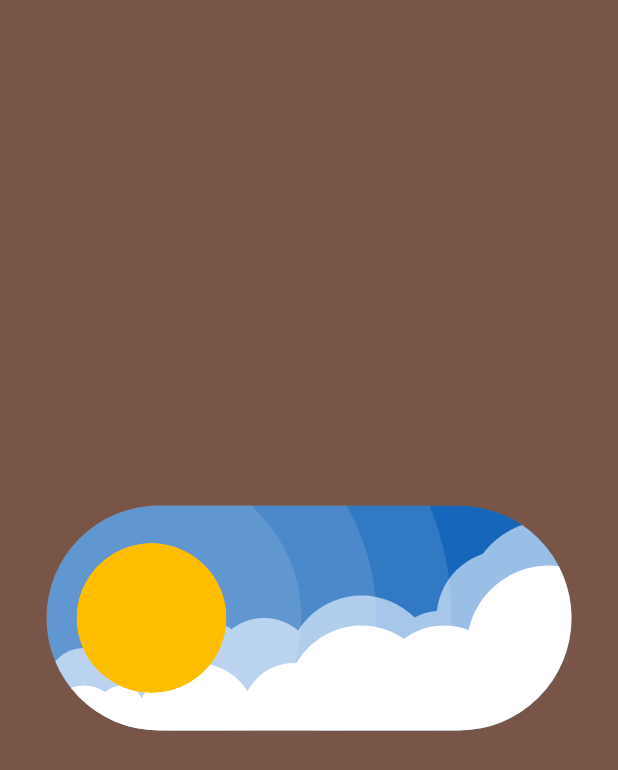
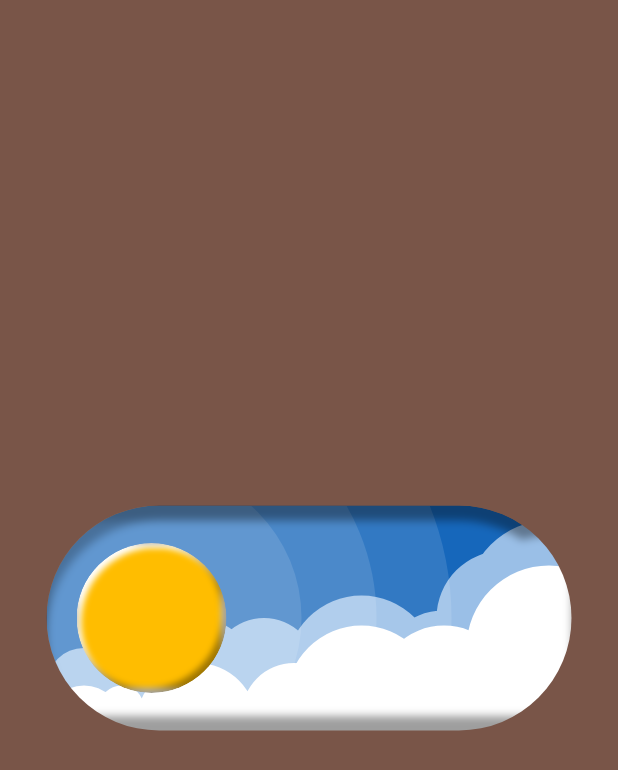
Before and after one commit to Sojourner64564/meme_switch, a Flutter app: the screen it shows after launch, on a phone screen of 412 x 824 dp. Shown: the top 770 px of the screen. Run offline on Flutter 3.47's test engine with Material 3 defaults, Android fonts, the light colour scheme and no system bars.

Commit message:
Добавлен renderObject делающий внтуреннею тень, в виджете meme_switch поля выведены в конструктор, убрано все лишнее.

```diff
--- /dev/null
+++ b/lib/inner_shadow_widget/inner_shadow_widget.dart
@@ -0,0 +1,109 @@
+import 'dart:ui';
+import 'package:flutter/material.dart';
+import 'package:flutter/rendering.dart';
+
+class InnerShadow extends SingleChildRenderObjectWidget {
+  const InnerShadow({
+    super.key,
+    this.blur = 10,
+    this.color = Colors.black38,
+    this.offset = const Offset(10, 10),
+    required Widget child,
+  }) : super(child: child);
+
+  final double blur;
+  final Color color;
+  final Offset offset;
+
+  @override
+  RenderObject createRenderObject(BuildContext context) {
+    return RenderInnerShadow(
+      blur: blur,
+      color: color,
+      dx: offset.dx,
+      dy: offset.dy,
+    );
+  }
+
+  @override
+  void updateRenderObject(
+    BuildContext context,
+    RenderInnerShadow renderObject,
+  ) {
+    renderObject
+      ..color = color
+      ..blur = blur
+      ..dx = offset.dx
+      ..dy = offset.dy;
+  }
+}
+
+class RenderInnerShadow extends RenderProxyBox {
+  RenderInnerShadow({
+    required double blur,
+    required Color color,
+    required double dx,
+    required double dy,
+  }) : _blur = blur,
+       _color = color,
+       _dx = dx,
+       _dy = dy;
+
+  double _blur;
+  Color _color;
+  double _dx;
+  double _dy;
+
+  set blur(double value) {
+    if (_blur == value) return;
+    _blur = value;
+    markNeedsPaint();
+  }
+
+  set color(Color value) {
+    if (_color == value) return;
+    _color = value;
+    markNeedsPaint();
+  }
+
+  set dx(double value) {
+    if (_dx == value) return;
+    _dx = value;
+    markNeedsPaint();
+  }
+
+  set dy(double value) {
+    if (_dy == value) return;
+    _dy = value;
+    markNeedsPaint();
+  }
+
+  @override
+  void paint(PaintingContext context, Offset offset) {
+    if (child == null) return;
+
+    final Rect rectOuter = offset & size;
+    final Rect rectInner = Rect.fromLTWH(
+      offset.dx,
+      offset.dy,
+      size.width - _dx,
+      size.height - _dy,
+    );
+    final Canvas canvas = context.canvas..saveLayer(rectOuter, Paint());
+    context.paintChild(child as RenderObject, offset);
+    final Paint shadowPaint = Paint()
+      ..blendMode = BlendMode.srcATop
+      ..imageFilter = ImageFilter.blur(sigmaX: _blur, sigmaY: _blur)
+      ..colorFilter = ColorFilter.mode(_color, BlendMode.srcOut);
+
+    canvas
+      ..saveLayer(rectOuter, shadowPaint)
+      ..saveLayer(rectInner, Paint())
+      ..translate(_dx, _dy);
+    context.paintChild(child as RenderObject, offset);
+    context.canvas
+      ..restore()
+      ..restore()
+      ..restore();
+  }
+}
--- a/lib/main.dart
+++ b/lib/main.dart
@@ -1,6 +1,6 @@
 import 'package:flutter/material.dart';
 import 'package:meme_switch/meme_switch.dart';
-import 'package:meme_switch/white_cloud__custom_painter.dart';
+
 
 
 void main() {
@@ -18,28 +18,22 @@ class MyApp extends StatelessWidget {
   }
 }
 
-class MyHomePage extends StatefulWidget {
-  MyHomePage({super.key});
-
-  bool value = false;
-
-  @override
-  State<MyHomePage> createState() => _MyHomePageState();
-}
-
-class _MyHomePageState extends State<MyHomePage> {
+class MyHomePage extends StatelessWidget {
+  const MyHomePage({super.key});
 
 
   @override
   Widget build(BuildContext context) {
     return Scaffold(
       backgroundColor: Colors.brown,
-      body: Center(
-        child: Column(
-          mainAxisAlignment: MainAxisAlignment.center,
-          children: <Widget>[
-            MemeSwitch(),
-          ],
+      body: SafeArea(
+        child: Center(
+          child: MemeSwitch(
+            duration: Duration(milliseconds: 650),
+            onTap: (bool value){
+              print(value ? 'Если $value, то сейчас ночь' : 'А если $value то день');
+            },
+          ),
         ),
       ),
     );
--- a/lib/meme_switch.dart
+++ b/lib/meme_switch.dart
@@ -4,28 +4,42 @@ import 'package:meme_switch/white_cloud__custom_painter.dart';
 import 'package:meme_switch/widget_assets/widget_colors.dart';
 import 'package:meme_switch/widget_assets/widget_icons.dart';
 
+import 'inner_shadow_widget/inner_shadow_widget.dart';
+
 class MemeSwitch extends StatefulWidget {
-  MemeSwitch({super.key});
+  const MemeSwitch({
+    super.key,
+    this.duration = const Duration(milliseconds: 600),
+    this.curve = Curves.elasticOut,
+    required this.onTap,
+  });
 
-  bool selected = false;
-  final Duration duration = Duration(milliseconds: 1000);
-  final Curve curve = Curves.elasticOut;
+  final Duration duration;
+  final Curve curve;
+  final Function(bool value) onTap;
 
   @override
   State<MemeSwitch> createState() => _MemeSwitchState();
 }
 
 class _MemeSwitchState extends State<MemeSwitch> {
+  bool selected = false;
+
+
   @override
   Widget build(BuildContext context) {
     return ClipRRect(
       borderRadius: BorderRadius.all(Radius.circular(100)),
+      child: InnerShadow(
+        blur: 3,
+        offset: Offset(0, 10),
+        color: WidgetColors.black38Color,
         child: AnimatedContainer(
           width: 350,
           height: 150,
           decoration: BoxDecoration(
             borderRadius: BorderRadius.all(Radius.circular(100)),
-          color: widget.selected
+            color: selected
                 ? WidgetColors.dayColor
                 : WidgetColors.nightColor,
           ),
@@ -36,7 +50,7 @@ class _MemeSwitchState extends State<MemeSwitch> {
               /// Облако серого цвета с анимацией ухода на заднем фоне кнопки
               AnimatedPositioned(
                 left: 0,
-              top: widget.selected ? 250 : 90,
+                top: selected ? 250 : 90,
                 duration: widget.duration,
                 curve: widget.curve,
                 child: CustomPaint(painter: GreyCloudPainter()),
@@ -45,7 +59,7 @@ class _MemeSwitchState extends State<MemeSwitch> {
               /// Облако белого цвета с анимацией ухода на заднем фоне кнопки
               AnimatedPositioned(
                 left: 0,
-              top: widget.selected ? 250 : 120,
+                top: selected ? 250 : 120,
                 duration: widget.duration,
                 curve: widget.curve,
                 child: CustomPaint(painter: WhiteCloudPainter()),
@@ -54,7 +68,7 @@ class _MemeSwitchState extends State<MemeSwitch> {
               /// звезды на заднем фоне кнопки с анимацией ухода
               AnimatedPositioned(
                 left: 0,
-              top: widget.selected ? 0 : 250,
+                top: selected ? 0 : 250,
                 duration: widget.duration,
                 curve: widget.curve,
                 child: SizedBox(
@@ -167,7 +181,7 @@ class _MemeSwitchState extends State<MemeSwitch> {
               ),
 
               AnimatedPositioned(
-              left: widget.selected ? 80 : -130,
+                left: selected ? 80 : -130,
                 top: -125,
                 duration: widget.duration,
                 curve: widget.curve,
@@ -201,15 +215,25 @@ class _MemeSwitchState extends State<MemeSwitch> {
                             child: GestureDetector(
                               onTap: () {
                                 setState(() {
-                                widget.selected = !widget.selected;
+                                  selected = !selected;
+                                  widget.onTap(selected);
                                 });
                               },
                               child: ClipRRect(
                                 borderRadius: BorderRadius.all(
                                   Radius.circular(100),
                                 ),
+                                child: InnerShadow(
+                                  blur: 2,
+                                  offset: Offset(-3, -3),
+                                  color: WidgetColors.black38Color,
+                                  child: InnerShadow(
+                                    blur: 2,
+                                    offset: Offset(3, 3),
+                                    color: WidgetColors.whiteColor,
                                     child: Stack(
                                       children: [
+                                        /// Круглый желтый контейнер солнца
                                         Container(
                                           height: 100,
                                           width: 100,
@@ -218,17 +242,11 @@ class _MemeSwitchState extends State<MemeSwitch> {
                                               Radius.circular(100),
                                             ),
                                             color: WidgetColors.sunColor,
-                                      /* boxShadow: [
-                                        BoxShadow(
-                                          color: Colors.black26,
-                                          spreadRadius: 1,
-                                          blurRadius: 10,
-                                        ),
-                                      ],*/
                                           ),
                                         ),
+                                        /// Круглый серый контейнер луны
                                         AnimatedPositioned(
-                                    left: widget.selected ? 0 : 100, //100
+                                          left: selected ? 0 : 100, //100
                                           duration: widget.duration,
                                           curve: widget.curve,
                                           child: Container(
@@ -302,7 +320,10 @@ class _MemeSwitchState extends State<MemeSwitch> {
                       ),
                     ),
                   ),
+                ),
+              ),
             ],
+          ),
         ),
       ),
     );
--- a/lib/widget_assets/widget_colors.dart
+++ b/lib/widget_assets/widget_colors.dart
@@ -6,6 +6,7 @@ class WidgetColors{
   static const Color backgroundCloudColor = Color.fromRGBO(154, 191, 231, 1);
   static Color white12Color = Colors.white12;
   static Color whiteColor = Colors.white;
+  static Color black38Color = Colors.black38;
 
   static const Color sunColor =  Color.fromRGBO(255, 189, 0, 1);
   static const Color moonColor =  Color.fromRGBO(194, 198, 212, 1);
```
Lines whose indentation alone changed are shown as unchanged.
